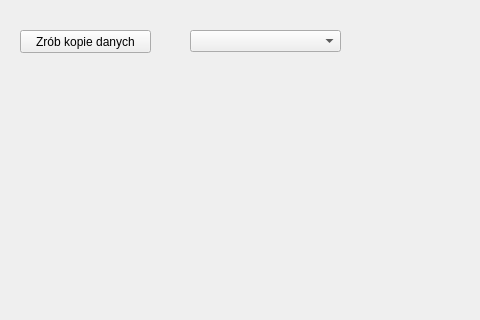
This is Ustawienia/ustawienia.ui in Astropl/TestRamek as Qt 5 draws it before an edit; both pictures show x 0 to 480 and y 0 to 320 of the 800 by 600 pixel window. The edited form follows.
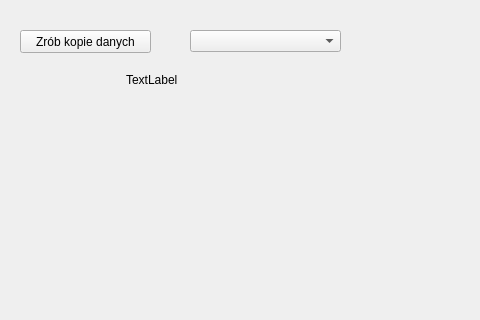
This is the edited form.

The edit to the form file:
```diff
--- a/Ustawienia/ustawienia.ui
+++ b/Ustawienia/ustawienia.ui
@@ -37,6 +37,19 @@
      </rect>
     </property>
    </widget>
+   <widget class="QLabel" name="lblData">
+    <property name="geometry">
+     <rect>
+      <x>126</x>
+      <y>70</y>
+      <width>191</width>
+      <height>20</height>
+     </rect>
+    </property>
+    <property name="text">
+     <string>TextLabel</string>
+    </property>
+   </widget>
   </widget>
   <widget class="QMenuBar" name="menubar">
    <property name="geometry">
```
